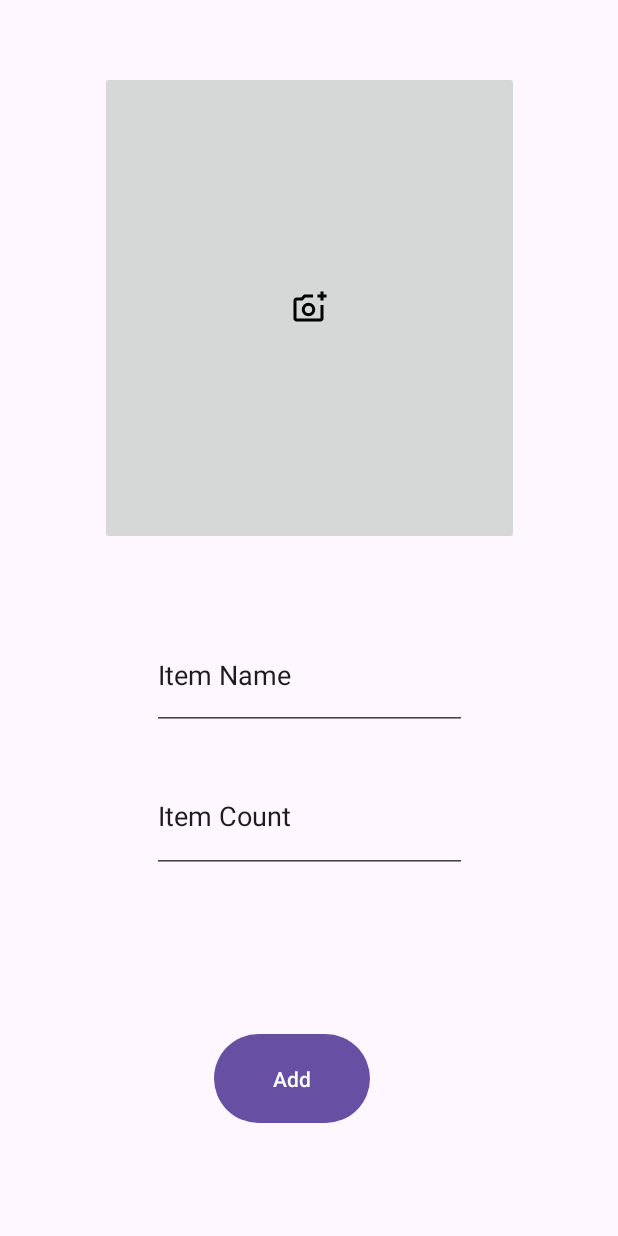
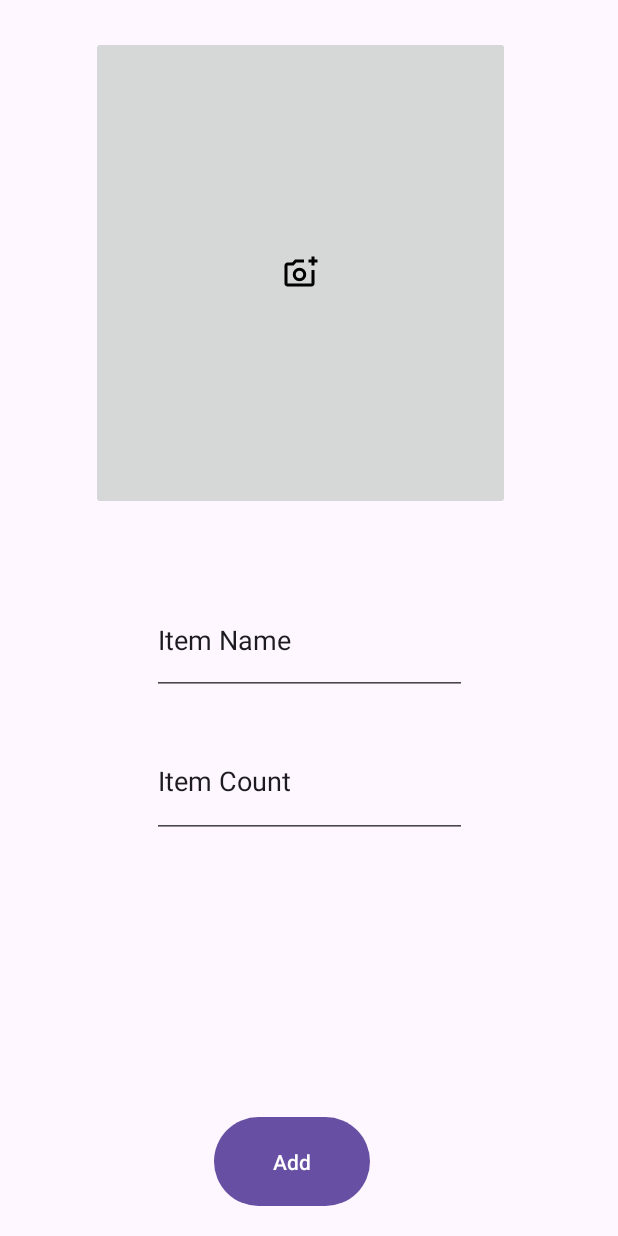
Before and after one commit to KanecOlivares/Mobile-Inventory, an Android app: the addFragment screen opened through its navigation route, on a phone screen of 412 x 824 dp. Run offline under Robolectric (Android 15) with nearby library versions, the phone set to English and light mode, and no system bars.

Commit message:
The issue with not spanning the whole screen was from caused by activity main and other fragments that for their hieght did not have match_parent.

```diff
--- a/app/src/main/res/layout/activity_main.xml
+++ b/app/src/main/res/layout/activity_main.xml
@@ -9,8 +9,8 @@
     <androidx.fragment.app.FragmentContainerView
         android:id="@+id/fragmentContainerView3"
         android:name="androidx.navigation.fragment.NavHostFragment"
-        android:layout_width="409dp"
-        android:layout_height="729dp"
+        android:layout_width="match_parent"
+        android:layout_height="match_parent"
         app:defaultNavHost="true"
         app:layout_constraintBottom_toBottomOf="parent"
         app:layout_constraintEnd_toEndOf="parent"
--- a/app/src/main/res/layout/fragment_add.xml
+++ b/app/src/main/res/layout/fragment_add.xml
@@ -38,12 +38,16 @@
         android:id="@+id/addAImage"
         android:layout_width="279dp"
         android:layout_height="316dp"
-        android:layout_marginStart="35dp"
-        android:layout_marginEnd="35dp"
+        android:layout_marginStart="50dp"
+        android:layout_marginTop="24dp"
+        android:layout_marginEnd="50dp"
+        android:layout_marginBottom="24dp"
         android:src="@drawable/add_a_photo"
+        app:layout_constraintBottom_toTopOf="@+id/inputName"
         app:layout_constraintEnd_toEndOf="parent"
+        app:layout_constraintHorizontal_bias="0.319"
         app:layout_constraintStart_toStartOf="parent"
-        tools:layout_editor_absoluteY="16dp" />
+        app:layout_constraintTop_toTopOf="parent" />
 
     <Button
         android:id="@+id/addButton"
@@ -51,7 +55,7 @@
         android:layout_height="67dp"
         android:layout_marginStart="50dp"
         android:layout_marginEnd="50dp"
-        android:layout_marginBottom="24dp"
+        android:layout_marginBottom="16dp"
         android:text="Add"
         app:layout_constraintBottom_toBottomOf="parent"
         app:layout_constraintEnd_toEndOf="parent"
```
Also changed, not shown: app/src/main/res/layout/fragment_list.xml (+8 -7 lines).
